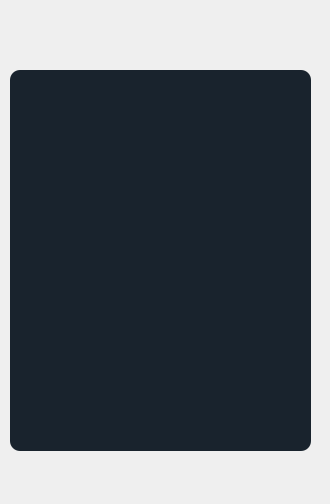
First picture: the form in DISENOS/modRespCheckBoxImagen0_d.ui, repository ronihdzz/DisenadorPreguntas, before the edit.
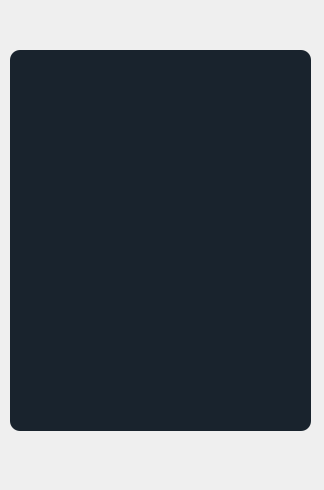
Second picture: the form after the edit.

The edit to the form file:
```diff
--- a/DISENOS/modRespCheckBoxImagen0_d.ui
+++ b/DISENOS/modRespCheckBoxImagen0_d.ui
@@ -6,8 +6,8 @@
    <rect>
     <x>0</x>
     <y>0</y>
-    <width>330</width>
-    <height>504</height>
+    <width>324</width>
+    <height>490</height>
    </rect>
   </property>
   <property name="windowTitle">
@@ -17,7 +17,7 @@
    <property name="geometry">
     <rect>
      <x>10</x>
-     <y>70</y>
+     <y>50</y>
      <width>301</width>
      <height>381</height>
     </rect>
```
